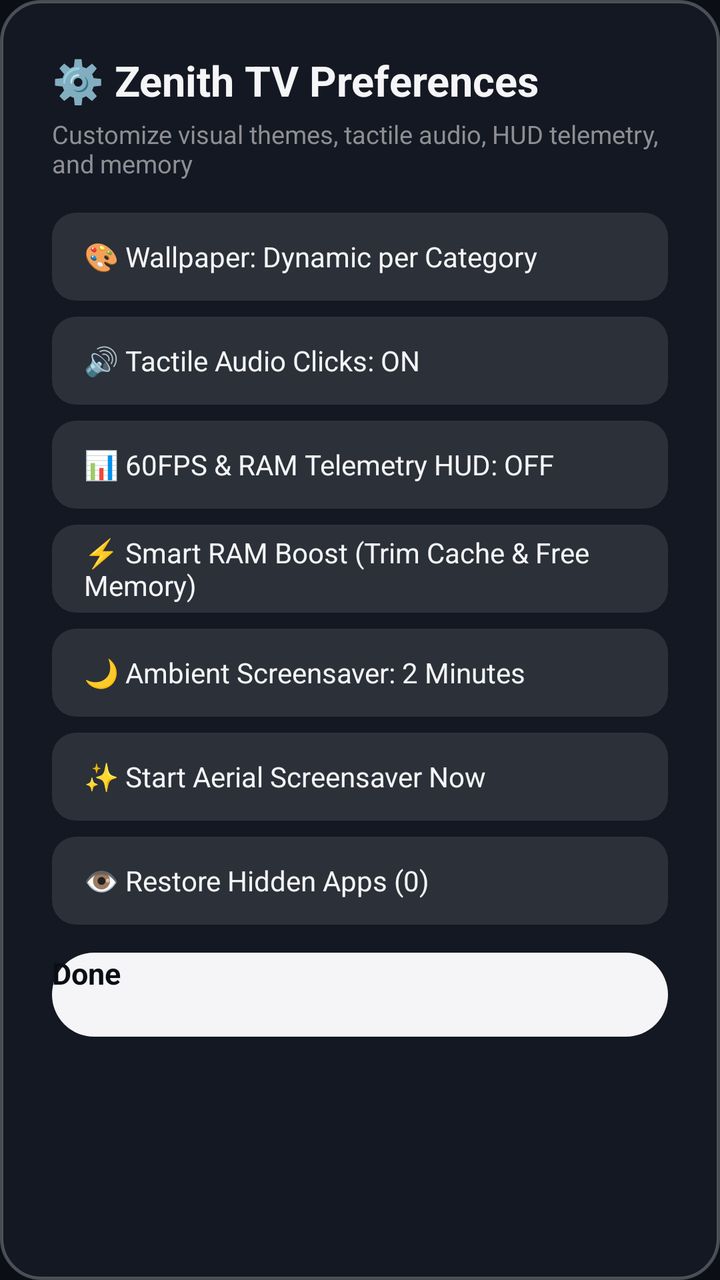
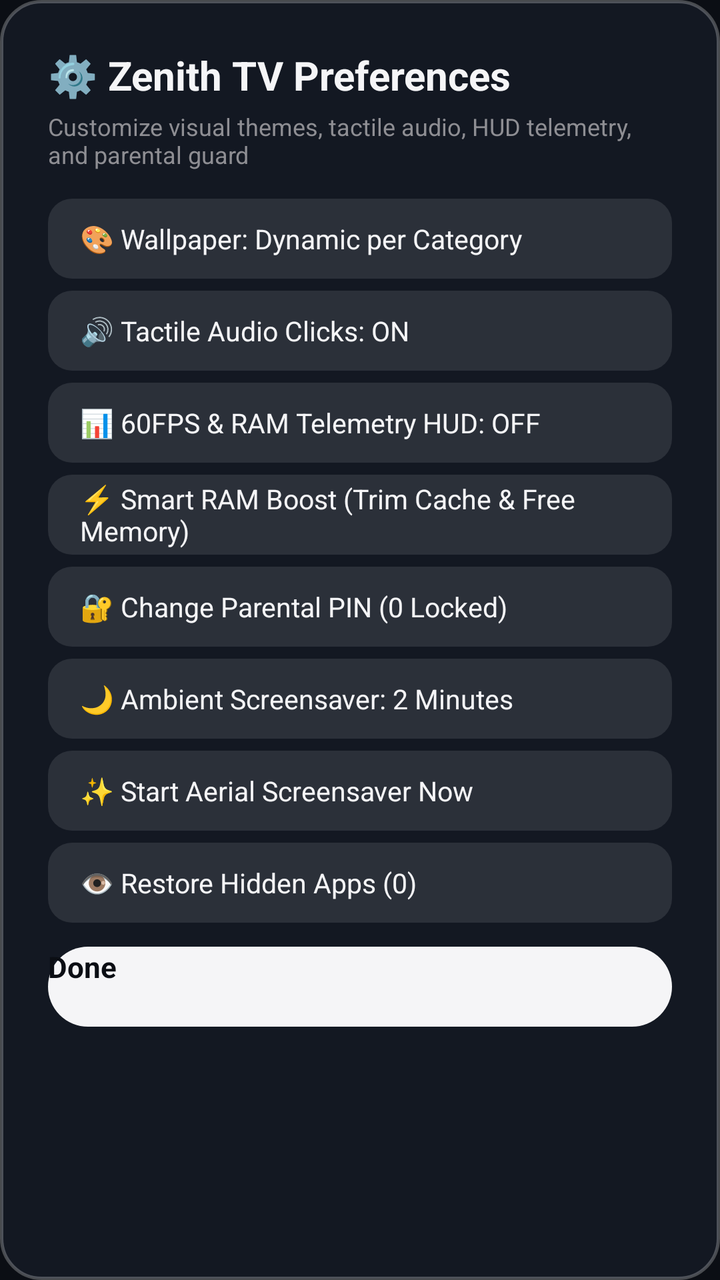

The first picture is an Android layout as it rendered before a commit; the second is the same layout after the commit. The layout source and the unified diff follow.
<!-- AndroidManifest.xml: application theme Theme.ZenithTvOS -->
<!-- res/layout/dialog_zenith_settings.xml -->
<?xml version="1.0" encoding="utf-8"?>
<LinearLayout xmlns:android="http://schemas.android.com/apk/res/android"
    android:layout_width="460dp"
    android:layout_height="wrap_content"
    android:layout_gravity="center"
    android:background="@drawable/bg_context_menu"
    android:orientation="vertical"
    android:padding="26dp">

    <TextView
        android:layout_width="wrap_content"
        android:layout_height="wrap_content"
        android:text="⚙️ Zenith TV Preferences"
        android:textColor="@color/tvos_text_primary"
        android:textSize="21sp"
        android:textStyle="bold" />

    <TextView
        android:layout_width="wrap_content"
        android:layout_height="wrap_content"
        android:layout_marginTop="4dp"
        android:layout_marginBottom="16dp"
        android:text="Customize visual themes, tactile audio, HUD telemetry, and memory"
        android:textColor="@color/tvos_text_secondary"
        android:textSize="12.5sp" />

    <Button
        android:id="@+id/btnSettingWallpaper"
        android:layout_width="match_parent"
        android:layout_height="44dp"
        android:layout_marginBottom="8dp"
        android:background="@drawable/bg_menu_item"
        android:focusable="true"
        android:gravity="start|center_vertical"
        android:paddingHorizontal="16dp"
        android:text="🎨 Wallpaper: Dynamic per Category"
        android:textAllCaps="false"
        android:textColor="@color/tvos_text_primary"
        android:textSize="14sp" />

    <Button
        android:id="@+id/btnSettingSound"
        android:layout_width="match_parent"
        android:layout_height="44dp"
        android:layout_marginBottom="8dp"
        android:background="@drawable/bg_menu_item"
        android:focusable="true"
        android:gravity="start|center_vertical"
        android:paddingHorizontal="16dp"
        android:text="🔊 Tactile Audio Clicks: ON"
        android:textAllCaps="false"
        android:textColor="@color/tvos_text_primary"
        android:textSize="14sp" />

    <Button
        android:id="@+id/btnSettingHud"
        android:layout_width="match_parent"
        android:layout_height="44dp"
        android:layout_marginBottom="8dp"
        android:background="@drawable/bg_menu_item"
        android:focusable="true"
        android:gravity="start|center_vertical"
        android:paddingHorizontal="16dp"
        android:text="📊 60FPS &amp; RAM Telemetry HUD: OFF"
        android:textAllCaps="false"
        android:textColor="@color/tvos_text_primary"
        android:textSize="14sp" />

    <Button
        android:id="@+id/btnSmartRamBoost"
        android:layout_width="match_parent"
        android:layout_height="44dp"
        android:layout_marginBottom="8dp"
        android:background="@drawable/bg_menu_item"
        android:focusable="true"
        android:gravity="start|center_vertical"
        android:paddingHorizontal="16dp"
        android:text="⚡ Smart RAM Boost (Trim Cache &amp; Free Memory)"
        android:textAllCaps="false"
        android:textColor="@color/tvos_text_primary"
        android:textSize="14sp" />

    <Button
        android:id="@+id/btnSettingScreensaver"
        android:layout_width="match_parent"
        android:layout_height="44dp"
        android:layout_marginBottom="8dp"
        android:background="@drawable/bg_menu_item"
        android:focusable="true"
        android:gravity="start|center_vertical"
        android:paddingHorizontal="16dp"
        android:text="🌙 Ambient Screensaver: 2 Minutes"
        android:textAllCaps="false"
        android:textColor="@color/tvos_text_primary"
        android:textSize="14sp" />

    <Button
        android:id="@+id/btnPreviewScreensaver"
        android:layout_width="match_parent"
        android:layout_height="44dp"
        android:layout_marginBottom="8dp"
        android:background="@drawable/bg_menu_item"
        android:focusable="true"
        android:gravity="start|center_vertical"
        android:paddingHorizontal="16dp"
        android:text="✨ Start Aerial Screensaver Now"
        android:textAllCaps="false"
        android:textColor="@color/tvos_text_primary"
        android:textSize="14sp" />

    <Button
        android:id="@+id/btnUnhideAll"
        android:layout_width="match_parent"
        android:layout_height="44dp"
        android:layout_marginBottom="14dp"
        android:background="@drawable/bg_menu_item"
        android:focusable="true"
        android:gravity="start|center_vertical"
        android:paddingHorizontal="16dp"
        android:text="👁️ Restore Hidden Apps (0)"
        android:textAllCaps="false"
        android:textColor="@color/tvos_text_primary"
        android:textSize="14sp" />

    <Button
        android:id="@+id/btnCloseSettings"
        android:layout_width="match_parent"
        android:layout_height="42dp"
        android:background="@drawable/bg_pill_button_primary"
        android:focusable="true"
        android:text="Done"
        android:textAllCaps="false"
        android:textColor="#0B0E14"
        android:textSize="15sp"
        android:textStyle="bold" />

</LinearLayout>
<!-- resources referenced by this layout -->
<resources>
  <color name="tvos_text_primary">#F5F5F7</color>
  <color name="tvos_text_secondary">#8E8E93</color>
  <!-- drawable bg_context_menu (drawable) -->
  <?xml version="1.0" encoding="utf-8"?>
  <shape xmlns:android="http://schemas.android.com/apk/res/android"
      android:shape="rectangle">
      <corners android:radius="20dp" />
      <solid android:color="#E6151A24" />
      <stroke
          android:width="1.5dp"
          android:color="#40FFFFFF" />
  </shape>
  <!-- drawable bg_menu_item (drawable) -->
  <?xml version="1.0" encoding="utf-8"?>
  <selector xmlns:android="http://schemas.android.com/apk/res/android">
      <item android:state_focused="true">
          <shape android:shape="rectangle">
              <corners android:radius="12dp" />
              <solid android:color="#FFFFFFFF" />
          </shape>
      </item>
      <item>
          <shape android:shape="rectangle">
              <corners android:radius="12dp" />
              <solid android:color="#1AFFFFFF" />
          </shape>
      </item>
  </selector>
  <!-- drawable bg_pill_button_primary (drawable) -->
  <?xml version="1.0" encoding="utf-8"?>
  <selector xmlns:android="http://schemas.android.com/apk/res/android">
      <item android:state_focused="true">
          <shape android:shape="rectangle">
              <corners android:radius="999dp" />
              <solid android:color="#FFFFFFFF" />
              <stroke android:width="2dp" android:color="#FFFFFFFF" />
          </shape>
      </item>
      <item>
          <shape android:shape="rectangle">
              <corners android:radius="999dp" />
              <solid android:color="#F5F5F7" />
          </shape>
      </item>
  </selector>
  <style name="Theme.ZenithTvOS" parent="Theme.Leanback">
          <item name="android:windowBackground">@color/tvos_background</item>
          <item name="android:textColorPrimary">@color/tvos_text_primary</item>
          <item name="android:textColorSecondary">@color/tvos_text_secondary</item>
          <item name="android:windowNoTitle">true</item>
          <item name="android:windowFullscreen">true</item>
      </style>
  <color name="tvos_background">#0B0E14</color>
</resources>

<!-- the commit's change to res/layout/dialog_zenith_settings.xml (unified diff, before → after) -->
@@ -5,30 +5,30 @@
     android:layout_gravity="center"
     android:background="@drawable/bg_context_menu"
     android:orientation="vertical"
-    android:padding="26dp">
+    android:padding="24dp">
 
     <TextView
         android:layout_width="wrap_content"
         android:layout_height="wrap_content"
         android:text="⚙️ Zenith TV Preferences"
         android:textColor="@color/tvos_text_primary"
-        android:textSize="21sp"
+        android:textSize="20sp"
         android:textStyle="bold" />
 
     <TextView
         android:layout_width="wrap_content"
         android:layout_height="wrap_content"
         android:layout_marginTop="4dp"
-        android:layout_marginBottom="16dp"
-        android:text="Customize visual themes, tactile audio, HUD telemetry, and memory"
+        android:layout_marginBottom="14dp"
+        android:text="Customize visual themes, tactile audio, HUD telemetry, and parental guard"
         android:textColor="@color/tvos_text_secondary"
-        android:textSize="12.5sp" />
+        android:textSize="12sp" />
 
     <Button
         android:id="@+id/btnSettingWallpaper"
         android:layout_width="match_parent"
-        android:layout_height="44dp"
-        android:layout_marginBottom="8dp"
+        android:layout_height="40dp"
+        android:layout_marginBottom="6dp"
         android:background="@drawable/bg_menu_item"
         android:focusable="true"
         android:gravity="start|center_vertical"
@@ -36,13 +36,13 @@
         android:text="🎨 Wallpaper: Dynamic per Category"
         android:textAllCaps="false"
         android:textColor="@color/tvos_text_primary"
-        android:textSize="14sp" />
+        android:textSize="13.5sp" />
 
     <Button
         android:id="@+id/btnSettingSound"
         android:layout_width="match_parent"
-        android:layout_height="44dp"
-        android:layout_marginBottom="8dp"
+        android:layout_height="40dp"
+        android:layout_marginBottom="6dp"
         android:background="@drawable/bg_menu_item"
         android:focusable="true"
         android:gravity="start|center_vertical"
@@ -50,13 +50,13 @@
         android:text="🔊 Tactile Audio Clicks: ON"
         android:textAllCaps="false"
         android:textColor="@color/tvos_text_primary"
-        android:textSize="14sp" />
+        android:textSize="13.5sp" />
 
     <Button
         android:id="@+id/btnSettingHud"
         android:layout_width="match_parent"
-        android:layout_height="44dp"
-        android:layout_marginBottom="8dp"
+        android:layout_height="40dp"
+        android:layout_marginBottom="6dp"
         android:background="@drawable/bg_menu_item"
         android:focusable="true"
         android:gravity="start|center_vertical"
@@ -64,13 +64,13 @@
         android:text="📊 60FPS &amp; RAM Telemetry HUD: OFF"
         android:textAllCaps="false"
         android:textColor="@color/tvos_text_primary"
-        android:textSize="14sp" />
+        android:textSize="13.5sp" />
 
     <Button
         android:id="@+id/btnSmartRamBoost"
         android:layout_width="match_parent"
-        android:layout_height="44dp"
-        android:layout_marginBottom="8dp"
+        android:layout_height="40dp"
+        android:layout_marginBottom="6dp"
         android:background="@drawable/bg_menu_item"
         android:focusable="true"
         android:gravity="start|center_vertical"
@@ -78,13 +78,27 @@
         android:text="⚡ Smart RAM Boost (Trim Cache &amp; Free Memory)"
         android:textAllCaps="false"
         android:textColor="@color/tvos_text_primary"
-        android:textSize="14sp" />
+        android:textSize="13.5sp" />
+
+    <Button
+        android:id="@+id/btnChangeParentalPin"
+        android:layout_width="match_parent"
+        android:layout_height="40dp"
+        android:layout_marginBottom="6dp"
+        android:background="@drawable/bg_menu_item"
+        android:focusable="true"
+        android:gravity="start|center_vertical"
+        android:paddingHorizontal="16dp"
+        android:text="🔐 Change Parental PIN (0 Locked)"
+        android:textAllCaps="false"
+        android:textColor="@color/tvos_text_primary"
+        android:textSize="13.5sp" />
 
     <Button
         android:id="@+id/btnSettingScreensaver"
         android:layout_width="match_parent"
-        android:layout_height="44dp"
-        android:layout_marginBottom="8dp"
+        android:layout_height="40dp"
+        android:layout_marginBottom="6dp"
         android:background="@drawable/bg_menu_item"
         android:focusable="true"
         android:gravity="start|center_vertical"
@@ -92,13 +106,13 @@
         android:text="🌙 Ambient Screensaver: 2 Minutes"
         android:textAllCaps="false"
         android:textColor="@color/tvos_text_primary"
-        android:textSize="14sp" />
+        android:textSize="13.5sp" />
 
     <Button
         android:id="@+id/btnPreviewScreensaver"
         android:layout_width="match_parent"
-        android:layout_height="44dp"
-        android:layout_marginBottom="8dp"
+        android:layout_height="40dp"
+        android:layout_marginBottom="6dp"
         android:background="@drawable/bg_menu_item"
         android:focusable="true"
         android:gravity="start|center_vertical"
@@ -106,13 +120,13 @@
         android:text="✨ Start Aerial Screensaver Now"
         android:textAllCaps="false"
         android:textColor="@color/tvos_text_primary"
-        android:textSize="14sp" />
+        android:textSize="13.5sp" />
 
     <Button
         android:id="@+id/btnUnhideAll"
         android:layout_width="match_parent"
-        android:layout_height="44dp"
-        android:layout_marginBottom="14dp"
+        android:layout_height="40dp"
+        android:layout_marginBottom="12dp"
         android:background="@drawable/bg_menu_item"
         android:focusable="true"
         android:gravity="start|center_vertical"
@@ -120,18 +134,18 @@
         android:text="👁️ Restore Hidden Apps (0)"
         android:textAllCaps="false"
         android:textColor="@color/tvos_text_primary"
-        android:textSize="14sp" />
+        android:textSize="13.5sp" />
 
     <Button
         android:id="@+id/btnCloseSettings"
         android:layout_width="match_parent"
-        android:layout_height="42dp"
+        android:layout_height="40dp"
         android:background="@drawable/bg_pill_button_primary"
         android:focusable="true"
         android:text="Done"
         android:textAllCaps="false"
         android:textColor="#0B0E14"
-        android:textSize="15sp"
+        android:textSize="14.5sp"
         android:textStyle="bold" />
 
 </LinearLayout>
